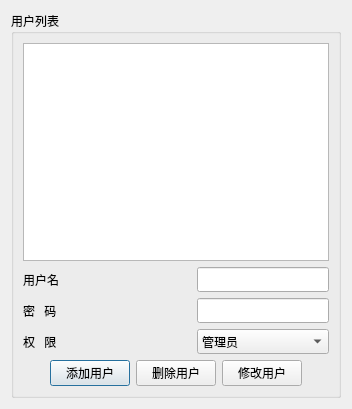
Before: the Qt Designer form UserConfigDlg.ui in wanlong1215/test, drawn with Qt 5.
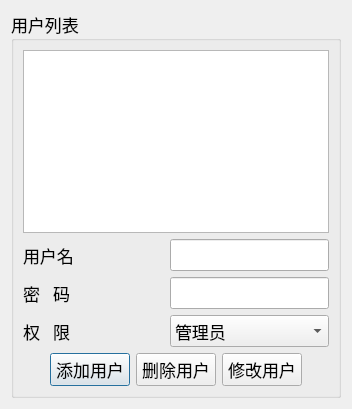
After: the same form once the commit is applied.

What changed in the file:
```diff
--- a/UserConfigDlg.ui
+++ b/UserConfigDlg.ui
@@ -10,6 +10,12 @@
     <height>409</height>
    </rect>
   </property>
+  <property name="font">
+   <font>
+    <family>微软雅黑</family>
+    <pointsize>13</pointsize>
+   </font>
+  </property>
   <property name="windowTitle">
    <string>用户管理</string>
   </property>
```
